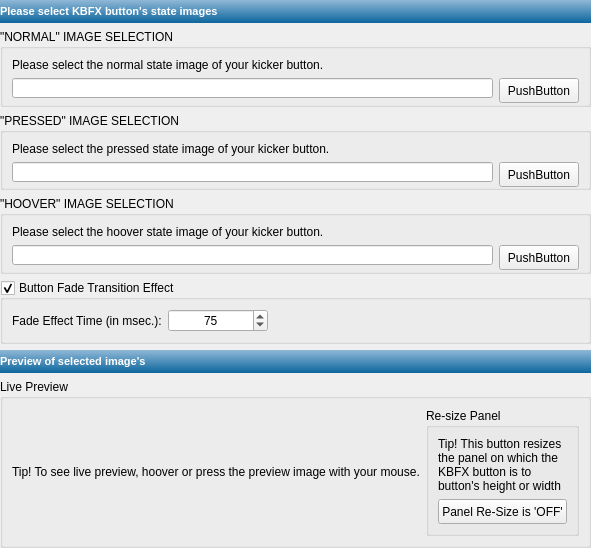
The window that kbfx4/configdialog/kbfx_kickerbtn.ui (plexydesk/kbfxmenu) describes before a commit, drawn with Qt 5.
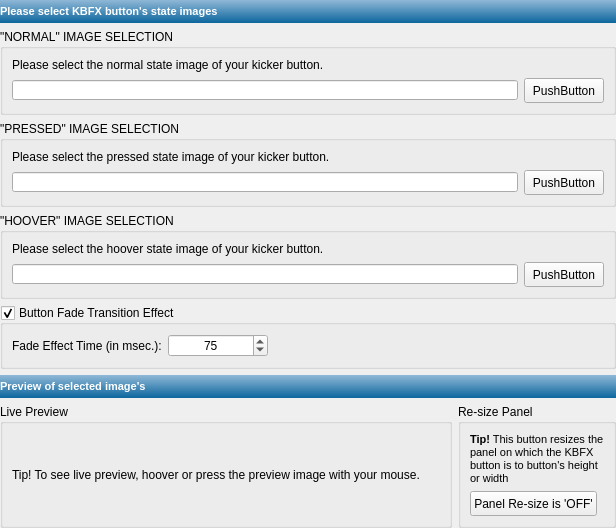
The same window after the commit.

```diff
--- a/kbfx4/configdialog/kbfx_kickerbtn.ui
+++ b/kbfx4/configdialog/kbfx_kickerbtn.ui
@@ -5,8 +5,8 @@
    <rect>
     <x>0</x>
     <y>0</y>
-    <width>536</width>
-    <height>548</height>
+    <width>616</width>
+    <height>516</height>
    </rect>
   </property>
   <property name="windowTitle" >
@@ -456,9 +456,11 @@
       </widget>
      </item>
      <item>
+      <layout class="QHBoxLayout" name="horizontalLayout_5" >
+       <item>
       <widget class="QGroupBox" name="groupBox_5" >
        <property name="sizePolicy" >
-        <sizepolicy vsizetype="Maximum" hsizetype="MinimumExpanding" >
+          <sizepolicy vsizetype="MinimumExpanding" hsizetype="MinimumExpanding" >
          <horstretch>0</horstretch>
          <verstretch>0</verstretch>
         </sizepolicy>
@@ -495,10 +497,13 @@
           </property>
          </widget>
         </item>
+         </layout>
+        </widget>
+       </item>
         <item>
          <widget class="QGroupBox" name="groupBox_6" >
           <property name="sizePolicy" >
-           <sizepolicy vsizetype="Maximum" hsizetype="MinimumExpanding" >
+          <sizepolicy vsizetype="MinimumExpanding" hsizetype="Maximum" >
             <horstretch>0</horstretch>
             <verstretch>0</verstretch>
            </sizepolicy>
@@ -531,10 +536,16 @@
               </size>
              </property>
              <property name="text" >
-              <string>Tip! This button resizes the panel on which the KBFX button is to button's height or width</string>
+             <string>&lt;!DOCTYPE HTML PUBLIC "-//W3C//DTD HTML 4.0//EN" "http://www.w3.org/TR/REC-html40/strict.dtd">
+&lt;html>&lt;head>&lt;meta name="qrichtext" content="1" />&lt;style type="text/css">
+p, li { white-space: pre-wrap; }
+&lt;/style>&lt;/head>&lt;body style=" font-family:'MS Shell Dlg 2'; font-size:8.25pt; font-weight:400; font-style:normal;">
+&lt;p style=" margin-top:0px; margin-bottom:0px; margin-left:0px; margin-right:0px; -qt-block-indent:0; text-indent:0px; font-size:8pt;">&lt;span style=" font-weight:600;">Tip!&lt;/span> This button resizes the&lt;br />panel on which the KBFX&lt;/p>
+&lt;p style=" margin-top:0px; margin-bottom:0px; margin-left:0px; margin-right:0px; -qt-block-indent:0; text-indent:0px; font-size:8pt;">button is to button's height&lt;/p>
+&lt;p style=" margin-top:0px; margin-bottom:0px; margin-left:0px; margin-right:0px; -qt-block-indent:0; text-indent:0px; font-size:8pt;">or width&lt;/p>&lt;/body>&lt;/html></string>
              </property>
              <property name="wordWrap" >
-              <bool>true</bool>
+             <bool>false</bool>
              </property>
             </widget>
            </item>
@@ -559,7 +570,7 @@
               </size>
              </property>
              <property name="text" >
-              <string>Panel Re-Size is 'OFF'</string>
+             <string>Panel Re-size is 'OFF'</string>
              </property>
             </widget>
            </item>
@@ -570,7 +581,6 @@
          </widget>
         </item>
        </layout>
-      </widget>
      </item>
     </layout>
    </item>
```
Left out of the diff: 3 changed lines with no effect on the pictures. Lines whose indentation alone changed are shown as unchanged.
